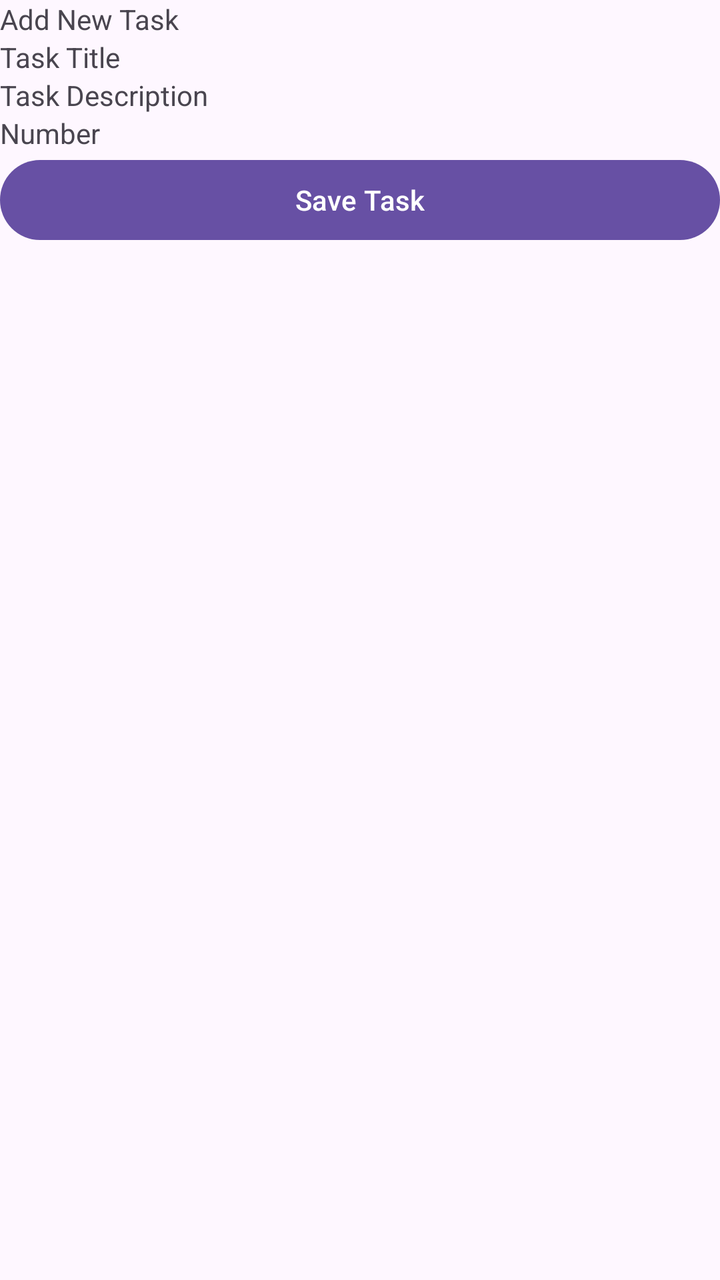
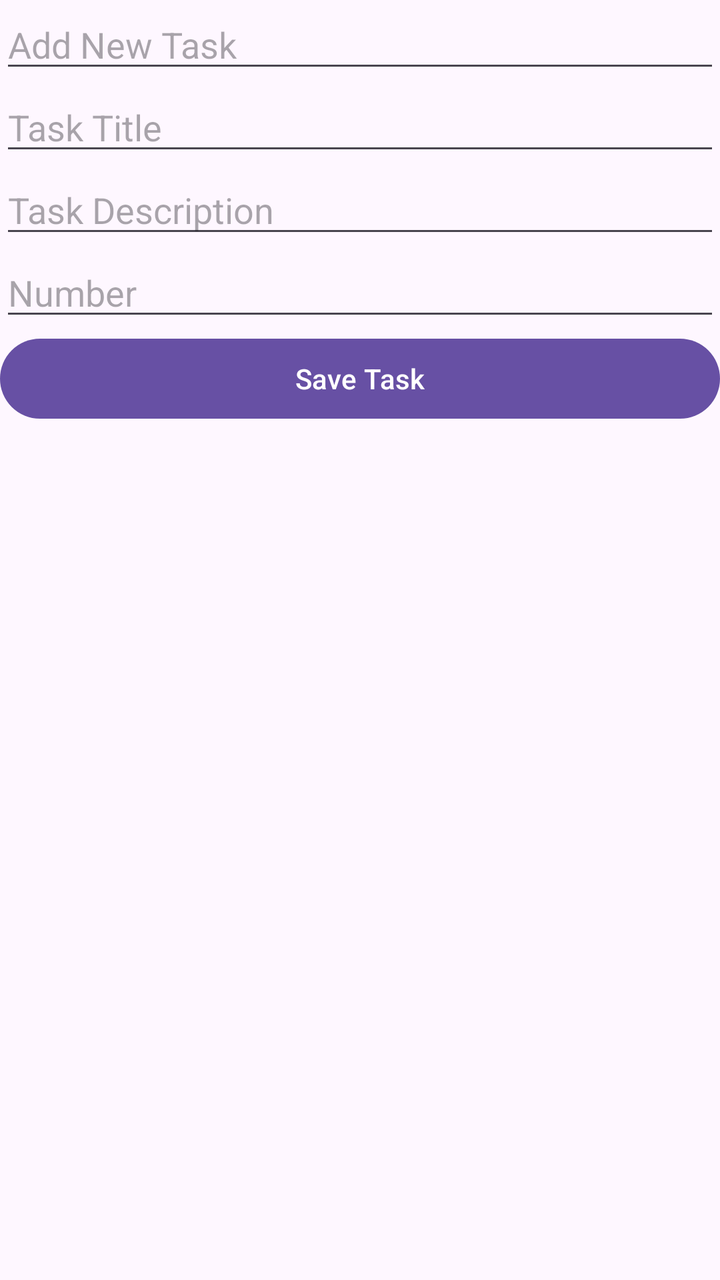

Screens rendered from an Android XML layout before and after an edit, with the pre-edit source and the edit as a unified diff.
<!-- AndroidManifest.xml: application theme Theme.FinalyApplicationRakan -->
<!-- res/layout/activity_add_task2.xml -->
<?xml version="1.0" encoding="utf-8"?>
<LinearLayout xmlns:android="http://schemas.android.com/apk/res/android"
    android:layout_width="match_parent"
    android:layout_height="match_parent"
    android:orientation="vertical">

    <TextView
        android:id="@+id/TextView"
        android:layout_width="match_parent"
        android:layout_height="wrap_content"
        android:text="Add New Task" />

    <TextView
        android:id="@+id/etTitle"
        android:layout_width="match_parent"
        android:layout_height="wrap_content"
        android:text="Task Title" />

    <TextView
        android:id="@+id/etDescription"
        android:layout_width="match_parent"
        android:layout_height="wrap_content"
        android:text="Task Description" />

    <TextView
        android:id="@+id/etPriority"
        android:layout_width="match_parent"
        android:layout_height="wrap_content"
        android:text="Number" />

    <Button
        android:id="@+id/btnSaveTask"
        android:layout_width="match_parent"
        android:layout_height="wrap_content"
        android:text="Save Task" />
</LinearLayout>
<!-- resources referenced by this layout -->
<resources>
  <style name="Theme.FinalyApplicationRakan" parent="Base.Theme.FinalyApplicationRakan" />
  <style name="Base.Theme.FinalyApplicationRakan" parent="Theme.Material3.DayNight.NoActionBar">
          
          
      </style>
</resources>

<!-- the commit's change to res/layout/activity_add_task2.xml (unified diff, before → after) -->
@@ -4,29 +4,29 @@
     android:layout_height="match_parent"
     android:orientation="vertical">
 
-    <TextView
+    <EditText
         android:id="@+id/TextView"
         android:layout_width="match_parent"
         android:layout_height="wrap_content"
-        android:text="Add New Task" />
+        android:hint="Add New Task" />
 
-    <TextView
+    <EditText
         android:id="@+id/etTitle"
         android:layout_width="match_parent"
         android:layout_height="wrap_content"
-        android:text="Task Title" />
+        android:hint="Task Title" />
 
-    <TextView
+    <EditText
         android:id="@+id/etDescription"
         android:layout_width="match_parent"
         android:layout_height="wrap_content"
-        android:text="Task Description" />
+        android:hint="Task Description" />
 
-    <TextView
+    <EditText
         android:id="@+id/etPriority"
         android:layout_width="match_parent"
         android:layout_height="wrap_content"
-        android:text="Number" />
+        android:hint="Number" />
 
     <Button
         android:id="@+id/btnSaveTask"
